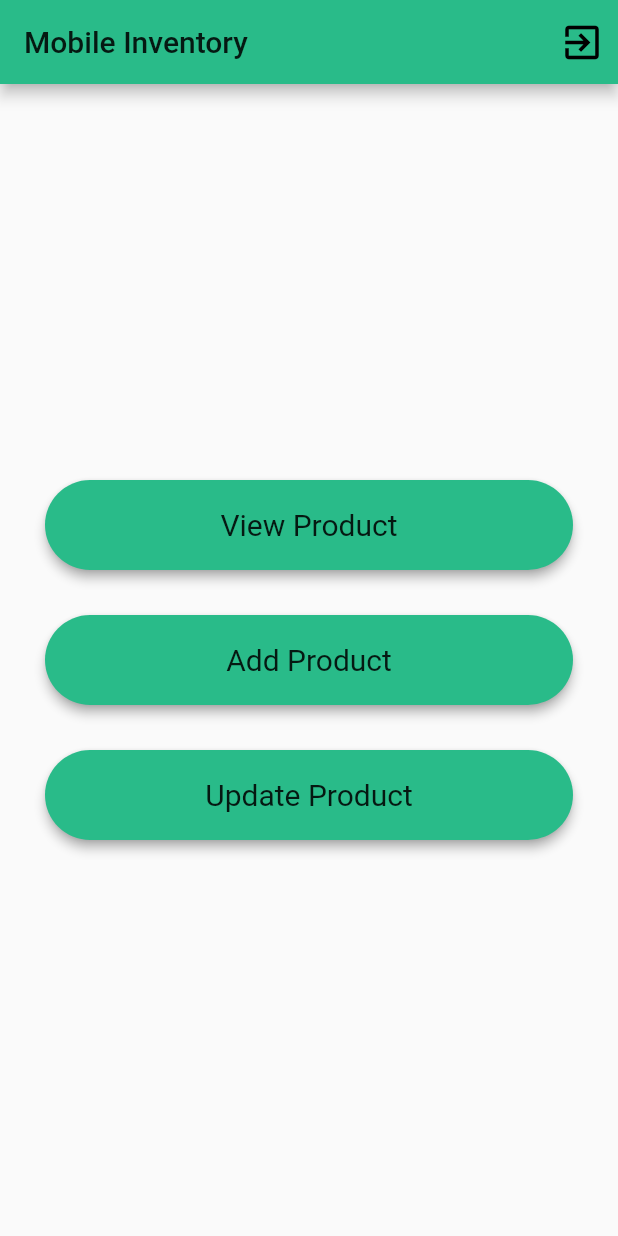
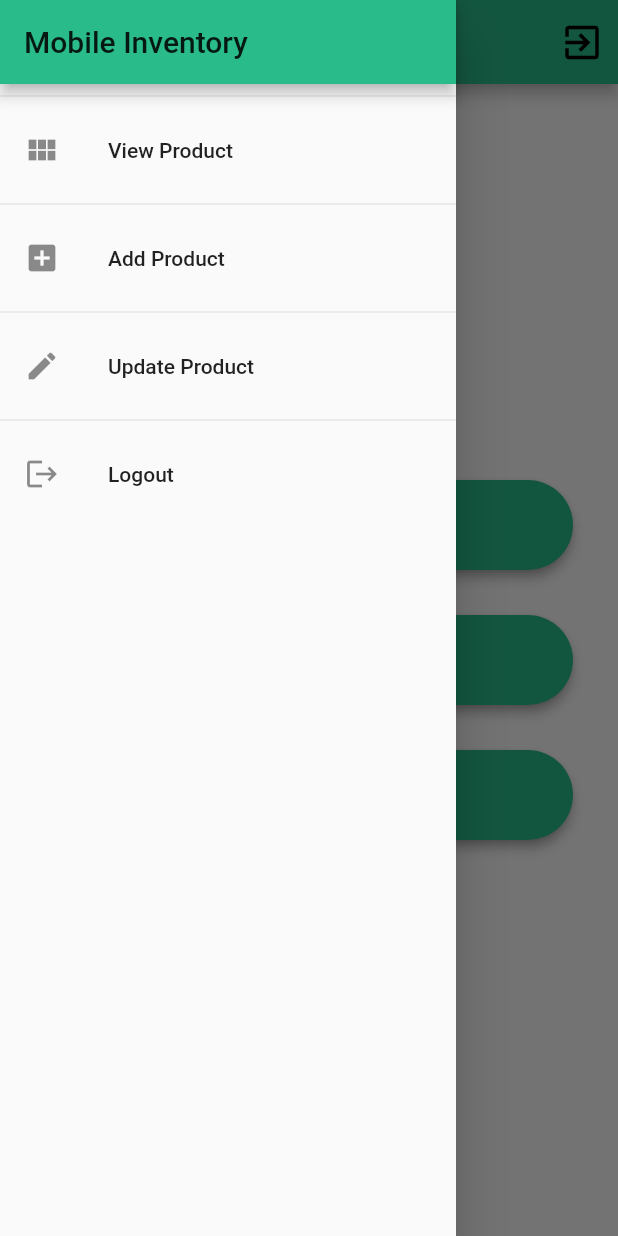
Before and after one commit to laevad/laevad-mw, a Flutter app: the screen it shows after launch, with the side drawer open (before the commit the screen has no drawer), on a phone screen of 412 x 824 dp. Run offline on Flutter 3.47's test engine with Material 2 defaults, Android fonts, the phone set to English and light mode, and no system bars; our stand-ins replace hexcolor.

Commit message:
add drawer

```diff
--- a/lib/screens/homepage_screen.dart
+++ b/lib/screens/homepage_screen.dart
@@ -2,12 +2,14 @@ import 'package:flutter/material.dart';
 import '../widgets/dashboard.dart';
 import '../provider/auth.dart';
 import 'package:provider/provider.dart';
+import '../widgets/drawer.dart';
 
 class HomepageScreen extends StatelessWidget {
   @override
   Widget build(BuildContext context) {
     var authData = Provider.of<Auth>(context);
     return Scaffold(
+      drawer: DrawerPage(),
       appBar: AppBar(
         actions: [
           IconButton(
--- /dev/null
+++ b/lib/widgets/drawer.dart
@@ -0,0 +1,41 @@
+import 'package:flutter/material.dart';
+
+class DrawerPage extends StatelessWidget {
+  @override
+  Widget build(BuildContext context) {
+    return Drawer(
+      child: Column(
+        children: [
+          AppBar(
+            title: Text("Mobile Inventory"),
+            automaticallyImplyLeading: false,
+          ),
+          Divider(),
+          ListTile(
+            leading: Icon(Icons.view_module),
+            title: Text("View Product"),
+            onTap: () {},
+          ),
+          Divider(),
+          ListTile(
+            leading: Icon(Icons.add_box),
+            title: Text("Add Product"),
+            onTap: () {},
+          ),
+          Divider(),
+          ListTile(
+            leading: Icon(Icons.edit),
+            title: Text("Update Product"),
+            onTap: () {},
+          ),
+          Divider(),
+          ListTile(
+            leading: Icon(Icons.logout),
+            title: Text("Logout"),
+            onTap: () {},
+          ),
+        ],
+      ),
+    );
+  }
+}
```
